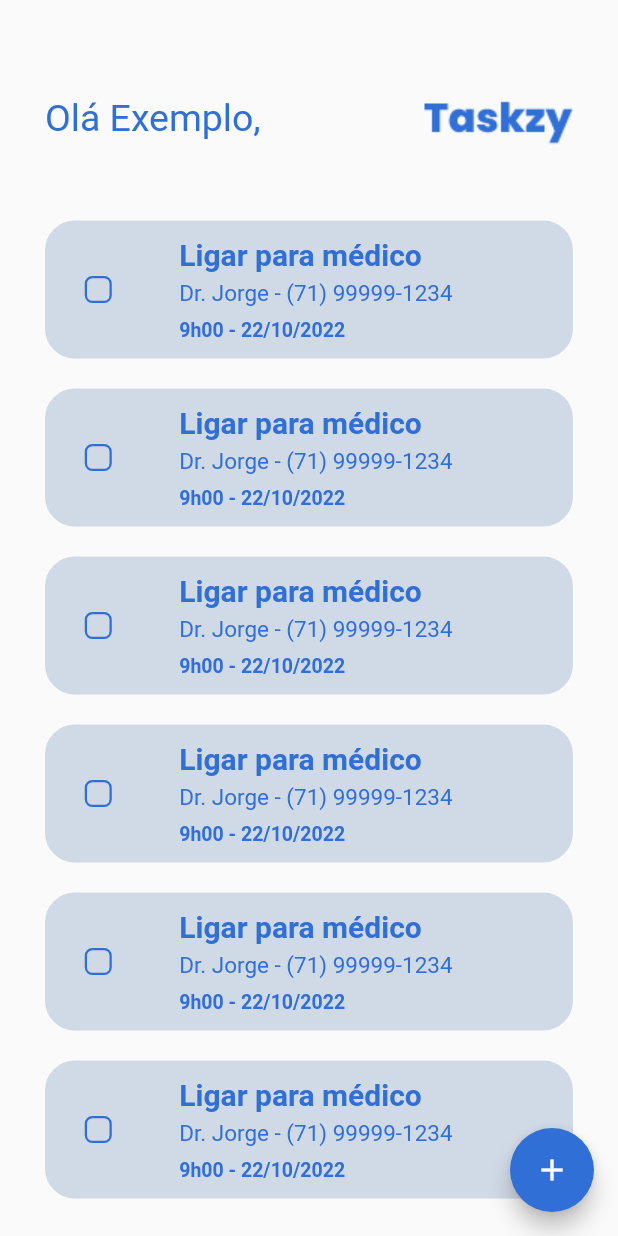
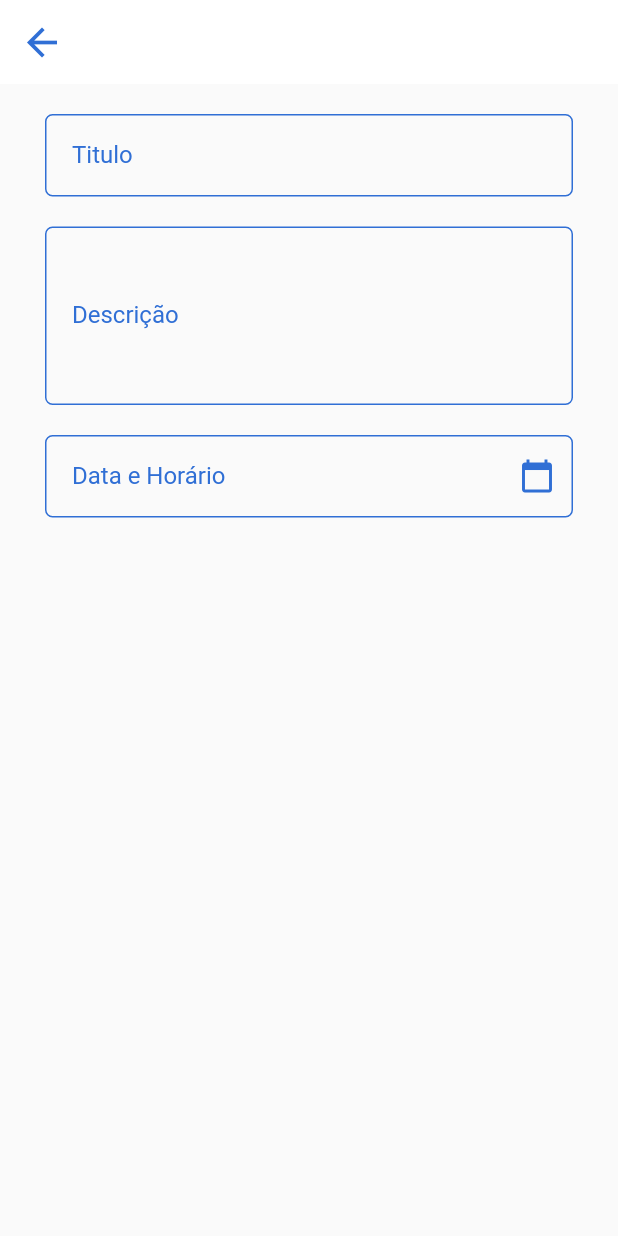
Before and after one commit to RicMerces/TaskzyChallenge, a Flutter app: the screen it shows after launch, after a tap on the "add" icon, on a phone screen of 412 x 824 dp. Run offline on Flutter 3.47's test engine with Material 2 defaults, Android fonts, the phone set to English and light mode, and no system bars.

Commit message:
Correções e UI 90% completa

```diff
--- a/taskzy/lib/pages/Home.dart
+++ b/taskzy/lib/pages/Home.dart
@@ -1,4 +1,5 @@
 import 'package:flutter/material.dart';
+import 'package:taskzy/pages/adicionar_task.dart';
 import '../widget/home_card.dart';
 
 class Home extends StatefulWidget {
@@ -16,7 +17,14 @@ class _HomeState extends State<Home> {
   Widget build(BuildContext context) {
     return Scaffold(
       floatingActionButton: FloatingActionButton(
-        onPressed: () {},
+        onPressed: () {
+          Navigator.push(
+            context,
+            MaterialPageRoute(
+              builder: (context) => AdicionarTask(),
+            ),
+          );
+        },
         child: const Icon(
           Icons.add,
         ),
--- a/taskzy/lib/pages/Login.dart
+++ b/taskzy/lib/pages/Login.dart
@@ -1,6 +1,6 @@
 import 'package:flutter/material.dart';
-import 'package:taskzy/pages/Registro.dart';
-import 'package:taskzy/pages/Start.dart';
+import 'package:taskzy/pages/registro.dart';
+import 'package:taskzy/pages/start.dart';
 
 class Login extends StatefulWidget {
   const Login({Key? key}) : super(key: key);
--- a/taskzy/lib/pages/Registro.dart
+++ b/taskzy/lib/pages/Registro.dart
@@ -12,6 +12,14 @@ class _RegistroState extends State<Registro> {
   @override
   Widget build(BuildContext context) {
     return Scaffold(
+      appBar: AppBar(
+        elevation: 0,
+        backgroundColor: Colors.white,
+        iconTheme: IconThemeData(
+          size: 30,
+          color: Color(0xff306FD5),
+        ),
+      ),
       backgroundColor: Color(0xffF2EFE9),
       body: SingleChildScrollView(
         child: Container(
--- a/taskzy/lib/pages/Start.dart
+++ b/taskzy/lib/pages/Start.dart
@@ -1,6 +1,6 @@
 import 'package:flutter/material.dart';
-import 'package:taskzy/pages/Login.dart';
-import 'package:taskzy/pages/Registro.dart';
+import 'package:taskzy/pages/login.dart';
+import 'package:taskzy/pages/registro.dart';
 
 class Start extends StatefulWidget {
   const Start({Key? key}) : super(key: key);
--- /dev/null
+++ b/taskzy/lib/pages/adicionar_task.dart
@@ -0,0 +1,108 @@
+import 'package:flutter/material.dart';
+
+class AdicionarTask extends StatefulWidget {
+  const AdicionarTask({Key? key}) : super(key: key);
+
+  @override
+  _AdicionarTaskState createState() => _AdicionarTaskState();
+}
+
+class _AdicionarTaskState extends State<AdicionarTask> {
+  @override
+  Widget build(BuildContext context) {
+    return Scaffold(
+      appBar: AppBar(
+        elevation: 0,
+        backgroundColor: Colors.white,
+        iconTheme: IconThemeData(
+          size: 30,
+          color: Color(0xff306FD5),
+        ),
+      ),
+      body: Padding(
+        padding: EdgeInsets.only(top: 20, left: 30, right: 30),
+        child: Column(
+          children: [
+            TextField(
+              keyboardType: TextInputType.text,
+              decoration: InputDecoration(
+                labelText: 'Titulo',
+                contentPadding: EdgeInsets.all(18),
+                border: OutlineInputBorder(
+                  borderSide:
+                      const BorderSide(width: 0, color: Color(0xff306FD5)),
+                  borderRadius: BorderRadius.circular(5),
+                ),
+                enabledBorder: OutlineInputBorder(
+                  borderSide: const BorderSide(
+                    width: 1,
+                    color: Color(0xff306FD5),
+                  ),
+                  borderRadius: BorderRadius.circular(5),
+                ),
+                labelStyle: TextStyle(
+                  color: Color(0xff306FD5),
+                ),
+              ),
+            ),
+            SizedBox(
+              height: 20,
+            ),
+            TextField(
+              keyboardType: TextInputType.text,
+              decoration: InputDecoration(
+                labelText: 'Descrição',
+                contentPadding:
+                    EdgeInsets.symmetric(horizontal: 18, vertical: 50),
+                border: OutlineInputBorder(
+                  borderSide:
+                      const BorderSide(width: 0, color: Color(0xff306FD5)),
+                  borderRadius: BorderRadius.circular(5),
+                ),
+                enabledBorder: OutlineInputBorder(
+                  borderSide: const BorderSide(
+                    width: 1,
+                    color: Color(0xff306FD5),
+                  ),
+                  borderRadius: BorderRadius.circular(5),
+                ),
+                labelStyle: TextStyle(
+                  color: Color(0xff306FD5),
+                ),
+              ),
+            ),
+            SizedBox(
+              height: 20,
+            ),
+            TextField(
+              keyboardType: TextInputType.datetime,
+              decoration: InputDecoration(
+                labelText: 'Data e Horário',
+                contentPadding: EdgeInsets.all(18),
+                border: OutlineInputBorder(
+                  borderSide:
+                      const BorderSide(width: 0, color: Color(0xff306FD5)),
+                  borderRadius: BorderRadius.circular(5),
+                ),
+                enabledBorder: OutlineInputBorder(
+                  borderSide: const BorderSide(
+                    width: 1,
+                    color: Color(0xff306FD5),
+                  ),
+                  borderRadius: BorderRadius.circular(5),
+                ),
+                labelStyle: TextStyle(
+                  color: Color(0xff306FD5),
+                ),
+                suffixIcon: Icon(
+                  Icons.calendar_today,
+                  color: Color(0xff306FD5),
+                ),
+              ),
+            ),
+          ],
+        ),
+      ),
+    );
+  }
+}
--- a/taskzy/lib/pages/onBoarding.dart
+++ b/taskzy/lib/pages/onBoarding.dart
@@ -1,5 +1,5 @@
 import 'package:flutter/material.dart';
-import 'package:taskzy/pages/Start.dart';
+import 'package:taskzy/pages/start.dart';
 import 'content_model.dart';
 
 class Onboarding extends StatefulWidget {
--- a/taskzy/lib/pages/splash.dart
+++ b/taskzy/lib/pages/splash.dart
@@ -1,6 +1,6 @@
 import 'dart:async';
 import 'package:flutter/material.dart';
-import 'package:taskzy/pages/onBoarding.dart';
+import 'package:taskzy/pages/onboarding.dart';
 import '../main.dart';
 
 class Splash extends StatefulWidget {
```
Also changed, not shown: taskzy/lib/main.dart (+4 -4 lines).
